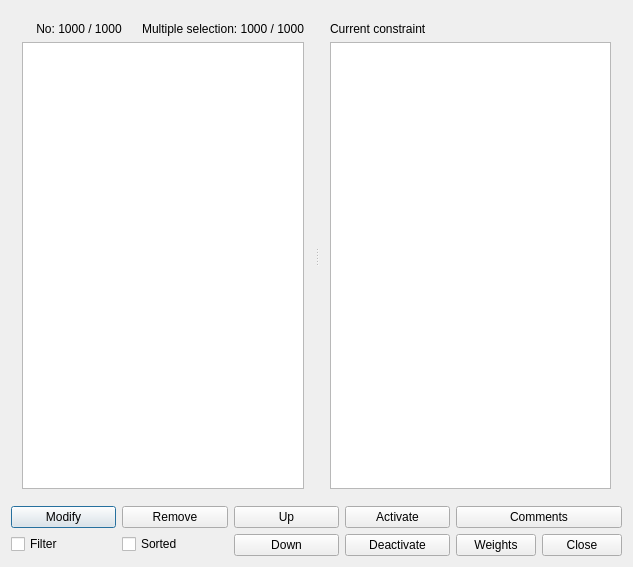
Old version of the form fet/src/interface/alltimeconstraintsform_template.ui in the repository vonmecheln/fet.
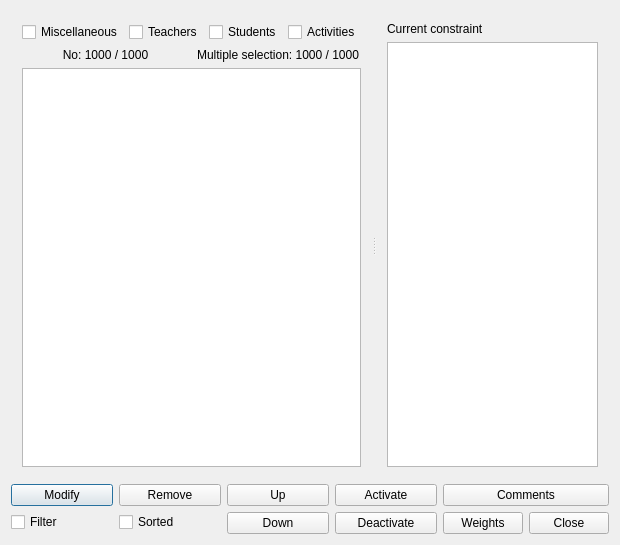
New version of the form.

```diff
--- a/fet/src/interface/alltimeconstraintsform_template.ui
+++ b/fet/src/interface/alltimeconstraintsform_template.ui
@@ -6,15 +6,15 @@
    <rect>
     <x>0</x>
     <y>0</y>
-    <width>633</width>
-    <height>567</height>
+    <width>620</width>
+    <height>545</height>
    </rect>
   </property>
   <property name="windowTitle">
    <string extracomment="This is the title of the dialog to see the list of all constraints of this type">All time constraints</string>
   </property>
   <layout class="QGridLayout" name="gridLayout">
-   <item row="0" column="0" colspan="5">
+   <item row="0" column="0">
     <widget class="QSplitter" name="splitter">
      <property name="sizePolicy">
       <sizepolicy hsizetype="Expanding" vsizetype="Expanding">
@@ -27,6 +27,38 @@
      </property>
      <widget class="QWidget" name="layoutWidget">
       <layout class="QVBoxLayout" name="verticalLayout_2">
+       <item>
+        <layout class="QHBoxLayout" name="horizontalLayout_3">
+         <item>
+          <widget class="QCheckBox" name="miscellaneousCheckBox">
+           <property name="text">
+            <string>Miscellaneous</string>
+           </property>
+          </widget>
+         </item>
+         <item>
+          <widget class="QCheckBox" name="teachersCheckBox">
+           <property name="text">
+            <string>Teachers</string>
+           </property>
+          </widget>
+         </item>
+         <item>
+          <widget class="QCheckBox" name="studentsCheckBox">
+           <property name="text">
+            <string>Students</string>
+           </property>
+          </widget>
+         </item>
+         <item>
+          <widget class="QCheckBox" name="activitiesCheckBox">
+           <property name="text">
+            <string>Activities</string>
+           </property>
+          </widget>
+         </item>
+        </layout>
+       </item>
        <item>
         <layout class="QHBoxLayout" name="horizontalLayout">
          <item>
@@ -85,6 +117,8 @@
     </widget>
    </item>
    <item row="1" column="0">
+    <layout class="QHBoxLayout" name="horizontalLayout_4">
+     <item>
     <layout class="QVBoxLayout" name="verticalLayout_3">
      <item>
       <widget class="QPushButton" name="modifyConstraintPushButton">
@@ -102,7 +136,7 @@
      </item>
     </layout>
    </item>
-   <item row="1" column="1">
+     <item>
     <layout class="QVBoxLayout" name="verticalLayout_4">
      <item>
       <widget class="QPushButton" name="removeConstraintsPushButton">
@@ -120,7 +154,7 @@
      </item>
     </layout>
    </item>
-   <item row="1" column="2">
+     <item>
     <layout class="QVBoxLayout" name="verticalLayout_5">
      <item>
       <widget class="QPushButton" name="moveTimeConstraintUpPushButton">
@@ -138,7 +172,7 @@
      </item>
     </layout>
    </item>
-   <item row="1" column="3">
+     <item>
     <layout class="QVBoxLayout" name="verticalLayout_6">
      <item>
       <widget class="QPushButton" name="activatePushButton">
@@ -156,7 +190,7 @@
      </item>
     </layout>
    </item>
-   <item row="1" column="4">
+     <item>
     <layout class="QVBoxLayout" name="verticalLayout_7">
      <item>
       <widget class="QPushButton" name="commentsPushButton">
@@ -180,6 +214,8 @@
           <string>Close</string>
          </property>
         </widget>
+         </item>
+        </layout>
        </item>
       </layout>
      </item>
```
Lines whose indentation alone changed are shown as unchanged.
